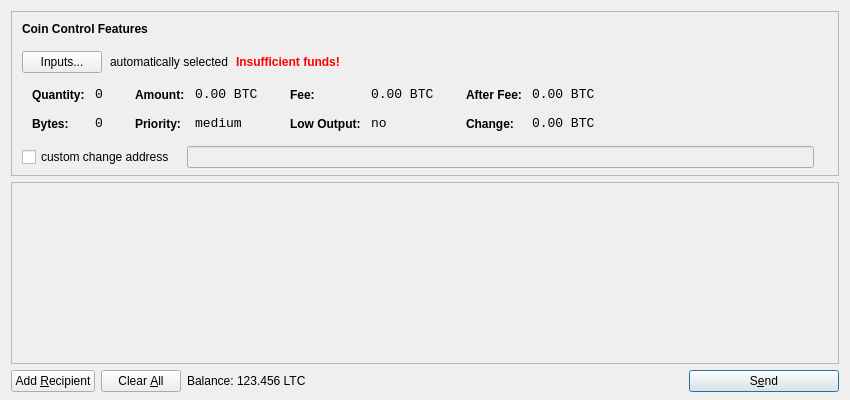
Old version of the form src/qt/forms/sendcoinsdialog.ui in the repository tos-project/TOSC.
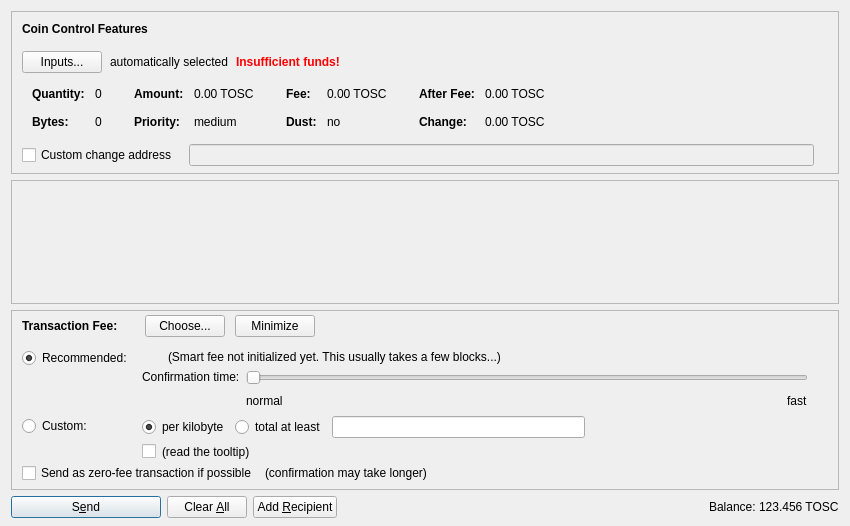
New version of the form. Icons and pictures are not drawn. Custom widgets are drawn as their Qt base class.

Diff of the .ui file:
```diff
--- a/src/qt/forms/sendcoinsdialog.ui
+++ b/src/qt/forms/sendcoinsdialog.ui
@@ -7,13 +7,13 @@
     <x>0</x>
     <y>0</y>
     <width>850</width>
-    <height>400</height>
+    <height>526</height>
    </rect>
   </property>
   <property name="windowTitle">
    <string>Send Coins</string>
   </property>
-  <layout class="QVBoxLayout" name="verticalLayout" stretch="0,1,0">
+  <layout class="QVBoxLayout" name="verticalLayout" stretch="0,1,0,0">
    <property name="bottomMargin">
     <number>8</number>
    </property>
@@ -39,7 +39,7 @@
      </property>
      <layout class="QVBoxLayout" name="verticalLayoutCoinControl2">
       <property name="spacing">
-       <number>-1</number>
+       <number>0</number>
       </property>
       <property name="leftMargin">
        <number>0</number>
@@ -206,8 +206,11 @@
                </property>
                <item row="0" column="0">
                 <widget class="QLabel" name="labelCoinControlQuantityText">
-                 <property name="styleSheet">
-                  <string notr="true">font-weight:bold;</string>
+                 <property name="font">
+                  <font>
+                   <weight>75</weight>
+                   <bold>true</bold>
+                  </font>
                  </property>
                  <property name="text">
                   <string>Quantity:</string>
@@ -219,12 +222,6 @@
                </item>
                <item row="0" column="1">
                 <widget class="QLabel" name="labelCoinControlQuantity">
-                 <property name="font">
-                  <font>
-                   <family>Monospace</family>
-                   <pointsize>10</pointsize>
-                  </font>
-                 </property>
                  <property name="cursor">
                   <cursorShape>IBeamCursor</cursorShape>
                  </property>
@@ -244,8 +241,11 @@
                </item>
                <item row="1" column="0">
                 <widget class="QLabel" name="labelCoinControlBytesText">
-                 <property name="styleSheet">
-                  <string notr="true">font-weight:bold;</string>
+                 <property name="font">
+                  <font>
+                   <weight>75</weight>
+                   <bold>true</bold>
+                  </font>
                  </property>
                  <property name="text">
                   <string>Bytes:</string>
@@ -254,12 +254,6 @@
                </item>
                <item row="1" column="1">
                 <widget class="QLabel" name="labelCoinControlBytes">
-                 <property name="font">
-                  <font>
-                   <family>Monospace</family>
-                   <pointsize>10</pointsize>
-                  </font>
-                 </property>
                  <property name="cursor">
                   <cursorShape>IBeamCursor</cursorShape>
                  </property>
@@ -295,8 +289,11 @@
                </property>
                <item row="0" column="0">
                 <widget class="QLabel" name="labelCoinControlAmountText">
-                 <property name="styleSheet">
-                  <string notr="true">font-weight:bold;</string>
+                 <property name="font">
+                  <font>
+                   <weight>75</weight>
+                   <bold>true</bold>
+                  </font>
                  </property>
                  <property name="text">
                   <string>Amount:</string>
@@ -308,12 +305,6 @@
                </item>
                <item row="0" column="1">
                 <widget class="QLabel" name="labelCoinControlAmount">
-                 <property name="font">
-                  <font>
-                   <family>Monospace</family>
-                   <pointsize>10</pointsize>
-                  </font>
-                 </property>
                  <property name="cursor">
                   <cursorShape>IBeamCursor</cursorShape>
                  </property>
@@ -321,7 +312,7 @@
                   <enum>Qt::ActionsContextMenu</enum>
                  </property>
                  <property name="text">
-                  <string notr="true">0.00 BTC</string>
+                  <string notr="true">0.00 TOSC</string>
                  </property>
                  <property name="textInteractionFlags">
                   <set>Qt::LinksAccessibleByMouse|Qt::TextSelectableByKeyboard|Qt::TextSelectableByMouse</set>
@@ -330,8 +321,11 @@
                </item>
                <item row="1" column="0">
                 <widget class="QLabel" name="labelCoinControlPriorityText">
-                 <property name="styleSheet">
-                  <string notr="true">font-weight:bold;</string>
+                 <property name="font">
+                  <font>
+                   <weight>75</weight>
+                   <bold>true</bold>
+                  </font>
                  </property>
                  <property name="text">
                   <string>Priority:</string>
@@ -340,12 +334,6 @@
                </item>
                <item row="1" column="1">
                 <widget class="QLabel" name="labelCoinControlPriority">
-                 <property name="font">
-                  <font>
-                   <family>Monospace</family>
-                   <pointsize>10</pointsize>
-                  </font>
-                 </property>
                  <property name="cursor">
                   <cursorShape>IBeamCursor</cursorShape>
                  </property>
@@ -381,8 +369,11 @@
                </property>
                <item row="0" column="0">
                 <widget class="QLabel" name="labelCoinControlFeeText">
-                 <property name="styleSheet">
-                  <string notr="true">font-weight:bold;</string>
+                 <property name="font">
+                  <font>
+                   <weight>75</weight>
+                   <bold>true</bold>
+                  </font>
                  </property>
                  <property name="text">
                   <string>Fee:</string>
@@ -394,12 +385,6 @@
                </item>
                <item row="0" column="1">
                 <widget class="QLabel" name="labelCoinControlFee">
-                 <property name="font">
-                  <font>
-                   <family>Monospace</family>
-                   <pointsize>10</pointsize>
-                  </font>
-                 </property>
                  <property name="cursor">
                   <cursorShape>IBeamCursor</cursorShape>
                  </property>
@@ -407,7 +392,7 @@
                   <enum>Qt::ActionsContextMenu</enum>
                  </property>
                  <property name="text">
-                  <string notr="true">0.00 BTC</string>
+                  <string notr="true">0.00 TOSC</string>
                  </property>
                  <property name="textInteractionFlags">
                   <set>Qt::LinksAccessibleByMouse|Qt::TextSelectableByKeyboard|Qt::TextSelectableByMouse</set>
@@ -416,22 +401,19 @@
                </item>
                <item row="1" column="0">
                 <widget class="QLabel" name="labelCoinControlLowOutputText">
-                 <property name="styleSheet">
-                  <string notr="true">font-weight:bold;</string>
+                 <property name="font">
+                  <font>
+                   <weight>75</weight>
+                   <bold>true</bold>
+                  </font>
                  </property>
                  <property name="text">
-                  <string>Low Output:</string>
+                  <string>Dust:</string>
                  </property>
                 </widget>
                </item>
                <item row="1" column="1">
                 <widget class="QLabel" name="labelCoinControlLowOutput">
-                 <property name="font">
-                  <font>
-                   <family>Monospace</family>
-                   <pointsize>10</pointsize>
-                  </font>
-                 </property>
                  <property name="cursor">
                   <cursorShape>IBeamCursor</cursorShape>
                  </property>
@@ -467,8 +449,11 @@
                </property>
                <item row="0" column="0">
                 <widget class="QLabel" name="labelCoinControlAfterFeeText">
-                 <property name="styleSheet">
-                  <string notr="true">font-weight:bold;</string>
+                 <property name="font">
+                  <font>
+                   <weight>75</weight>
+                   <bold>true</bold>
+                  </font>
                  </property>
                  <property name="text">
                   <string>After Fee:</string>
@@ -480,12 +465,6 @@
                </item>
                <item row="0" column="1">
                 <widget class="QLabel" name="labelCoinControlAfterFee">
-                 <property name="font">
-                  <font>
-                   <family>Monospace</family>
-                   <pointsize>10</pointsize>
-                  </font>
-                 </property>
                  <property name="cursor">
                   <cursorShape>IBeamCursor</cursorShape>
                  </property>
@@ -493,7 +472,7 @@
                   <enum>Qt::ActionsContextMenu</enum>
                  </property>
                  <property name="text">
-                  <string notr="true">0.00 BTC</string>
+                  <string notr="true">0.00 TOSC</string>
                  </property>
                  <property name="textInteractionFlags">
                   <set>Qt::LinksAccessibleByMouse|Qt::TextSelectableByKeyboard|Qt::TextSelectableByMouse</set>
@@ -502,8 +481,11 @@
                </item>
                <item row="1" column="0">
                 <widget class="QLabel" name="labelCoinControlChangeText">
-                 <property name="styleSheet">
-                  <string notr="true">font-weight:bold;</string>
+                 <property name="font">
+                  <font>
+                   <weight>75</weight>
+                   <bold>true</bold>
+                  </font>
                  </property>
                  <property name="text">
                   <string>Change:</string>
@@ -512,12 +494,6 @@
                </item>
                <item row="1" column="1">
                 <widget class="QLabel" name="labelCoinControlChange">
-                 <property name="font">
-                  <font>
-                   <family>Monospace</family>
-                   <pointsize>10</pointsize>
-                  </font>
-                 </property>
                  <property name="cursor">
                   <cursorShape>IBeamCursor</cursorShape>
                  </property>
@@ -525,7 +501,7 @@
                   <enum>Qt::ActionsContextMenu</enum>
                  </property>
                  <property name="text">
-                  <string notr="true">0.00 BTC</string>
+                  <string notr="true">0.00 TOSC</string>
                  </property>
                  <property name="textInteractionFlags">
                   <set>Qt::LinksAccessibleByMouse|Qt::TextSelectableByKeyboard|Qt::TextSelectableByMouse</set>
@@ -556,7 +532,7 @@
           <item>
            <widget class="QCheckBox" name="checkBoxCoinControlChange">
             <property name="text">
-             <string>custom change address</string>
+             <string>Custom change address</string>
             </property>
            </widget>
           </item>
@@ -626,11 +602,20 @@
         <x>0</x>
         <y>0</y>
         <width>830</width>
-        <height>165</height>
+        <height>68</height>
        </rect>
       </property>
-      <layout class="QVBoxLayout" name="verticalLayout_2">
-       <property name="margin">
+      <layout class="QVBoxLayout" name="verticalLayout_2" stretch="0,1">
+       <property name="leftMargin">
+        <number>0</number>
+       </property>
+       <property name="topMargin">
+        <number>0</number>
+       </property>
+       <property name="rightMargin">
+        <number>0</number>
+       </property>
+       <property name="bottomMargin">
         <number>0</number>
        </property>
        <item>
@@ -657,15 +642,605 @@
      </widget>
     </widget>
    </item>
+   <item>
+    <widget class="QFrame" name="frameFee">
+     <property name="sizePolicy">
+      <sizepolicy hsizetype="Expanding" vsizetype="Expanding">
+       <horstretch>0</horstretch>
+       <verstretch>0</verstretch>
+      </sizepolicy>
+     </property>
+     <property name="maximumSize">
+      <size>
+       <width>16777215</width>
+       <height>16777215</height>
+      </size>
+     </property>
+     <property name="frameShape">
+      <enum>QFrame::StyledPanel</enum>
+     </property>
+     <property name="frameShadow">
+      <enum>QFrame::Sunken</enum>
+     </property>
+     <layout class="QVBoxLayout" name="verticalLayoutFee1">
+      <property name="spacing">
+       <number>0</number>
+      </property>
+      <property name="leftMargin">
+       <number>0</number>
+      </property>
+      <property name="topMargin">
+       <number>0</number>
+      </property>
+      <property name="rightMargin">
+       <number>0</number>
+      </property>
+      <property name="bottomMargin">
+       <number>0</number>
+      </property>
+      <item>
+       <layout class="QVBoxLayout" name="verticalLayoutFee2" stretch="0,0,0">
+        <property name="spacing">
+         <number>0</number>
+        </property>
+        <property name="leftMargin">
+         <number>10</number>
+        </property>
+        <property name="topMargin">
+         <number>0</number>
+        </property>
+        <item>
+         <layout class="QHBoxLayout" name="horizontalLayoutFee1">
+          <property name="bottomMargin">
+           <number>0</number>
+          </property>
+          <item>
+           <layout class="QVBoxLayout" name="verticalLayoutFee7">
+            <property name="spacing">
+             <number>0</number>
+            </property>
+            <item>
+             <spacer name="verticalSpacerSmartFee">
+              <property name="orientation">
+               <enum>Qt::Vertical</enum>
+              </property>
+              <property name="sizeType">
+               <enum>QSizePolicy::Fixed</enum>
+              </property>
+              <property name="sizeHint" stdset="0">
+               <size>
+                <width>1</width>
+                <height>4</height>
+               </size>
+              </property>
+             </spacer>
+            </item>
+            <item>
+             <layout class="QHBoxLayout" name="horizontalLayoutSmartFee">
+              <property name="spacing">
+               <number>10</number>
+              </property>
+              <item>
+               <widget class="QLabel" name="labelFeeHeadline">
+                <property name="sizePolicy">
+                 <sizepolicy hsizetype="Preferred" vsizetype="Maximum">
+                  <horstretch>0</horstretch>
+                  <verstretch>0</verstretch>
+                 </sizepolicy>
+                </property>
+                <property name="font">
+                 <font>
+                  <weight>75</weight>
+                  <bold>true</bold>
+                 </font>
+                </property>
+                <property name="styleSheet">
+                 <string notr="true">font-weight:bold;</string>
+                </property>
+                <property name="text">
+                 <string>Transaction Fee:</string>
+                </property>
+               </widget>
+              </item>
+              <item>
+               <widget class="QLabel" name="labelFeeMinimized">
+                <property name="text">
+                 <string/>
+                </property>
+               </widget>
+              </item>
+              <item>
+               <widget class="QPushButton" name="buttonChooseFee">
+                <property name="text">
+                 <string>Choose...</string>
+                </property>
+               </widget>
+              </item>
+              <item>
+               <widget class="QPushButton" name="buttonMinimizeFee">
+                <property name="toolTip">
+                 <string>collapse fee-settings</string>
+                </property>
+                <property name="text">
+                 <string>Minimize</string>
+                </property>
+               </widget>
+              </item>
+             </layout>
+            </item>
+            <item>
+             <spacer name="verticalSpacer_5">
+              <property name="orientation">
+               <enum>Qt::Vertical</enum>
+              </property>
+              <property name="sizeHint" stdset="0">
+               <size>
+                <width>1</width>
+                <height>1</height>
+               </size>
+              </property>
+             </spacer>
+            </item>
+           </layout>
+          </item>
+          <item>
+           <spacer name="horizontalSpacer_4">
+            <property name="orientation">
+             <enum>Qt::Horizontal</enum>
+            </property>
+            <property name="sizeHint" stdset="0">
+             <size>
+              <width>40</width>
+              <height>20</height>
+             </size>
+            </property>
+           </spacer>
+          </item>
+         </layout>
+        </item>
+        <item>
+         <widget class="QFrame" name="frameFeeSelection">
+          <layout class="QVBoxLayout" name="verticalLayoutFee12">
+           <property name="spacing">
+            <number>0</number>
+           </property>
+           <property name="leftMargin">
+            <number>0</number>
+           </property>
+           <property name="topMargin">
+            <number>0</number>
+           </property>
+           <property name="rightMargin">
+            <number>0</number>
+           </property>
+           <property name="bottomMargin">
+            <number>0</number>
+           </property>
+           <item>
+            <layout class="QGridLayout" name="gridLayoutFee">
+             <property name="topMargin">
+              <number>10</number>
+             </property>
+             <property name="bottomMargin">
+              <number>4</number>
+             </property>
+             <property name="horizontalSpacing">
+              <number>10</number>
+             </property>
+             <property name="verticalSpacing">
+              <number>4</number>
+             </property>
+             <item row="1" column="1">
+              <layout class="QVBoxLayout" name="verticalLayoutFee8">
+               <property name="spacing">
+                <number>6</number>
+               </property>
+               <item>
+                <layout class="QHBoxLayout" name="horizontalLayoutFee13">
+                 <item>
+                  <widget class="QRadioButton" name="radioCustomPerKilobyte">
+                   <property name="toolTip">
+                    <string>If the custom fee is set to 1000 satoshis and the transaction is only 250 bytes, then &quot;per kilobyte&quot; only pays 250 satoshis in fee, while &quot;at least&quot; pays 1000 satoshis. For transactions bigger than a kilobyte both pay by kilobyte.</string>
+                   </property>
+                   <property name="text">
+                    <string>per kilobyte</string>
+                   </property>
+                   <property name="checked">
+                    <bool>true</bool>
+                   </property>
+                   <attribute name="buttonGroup">
+                    <string notr="true">groupCustomFee</string>
+                   </attribute>
+                  </widget>
+                 </item>
+                 <item>
+                  <widget class="QRadioButton" name="radioCustomAtLeast">
+                   <property name="toolTip">
+                    <string>If the custom fee is set to 1000 satoshis and the transaction is only 250 bytes, then &quot;per kilobyte&quot; only pays 250 satoshis in fee, while &quot;total at least&quot; pays 1000 satoshis. For transactions bigger than a kilobyte both pay by kilobyte.</string>
+                   </property>
+                   <property name="text">
+                    <string>total at least</string>
+                   </property>
+                   <attribute name="buttonGroup">
+                    <string notr="true">groupCustomFee</string>
+                   </attribute>
+                  </widget>
+                 </item>
+                 <item>
+                  <widget class="BitcoinAmountField" name="customFee"/>
+                 </item>
+                 <item>
+                  <spacer name="horizontalSpacer_6">
+                   <property name="orientation">
+                    <enum>Qt::Horizontal</enum>
+                   </property>
+                   <property name="sizeHint" stdset="0">
+                    <size>
+                     <width>1</width>
+                     <height>1</height>
+                    </size>
+                   </property>
+                  </spacer>
+                 </item>
+                </layout>
+               </item>
+               <item>
+                <layout class="QHBoxLayout" name="horizontalLayoutFee8">
+                 <item>
+                  <widget class="QCheckBox" name="checkBoxMinimumFee">
+                   <property name="toolTip">
+                    <string>Paying only the minimum fee is just fine as long as there is less transaction volume than space in the blocks. But be aware that this can end up in a never confirming transaction once there is more demand for tosc transactions than the network can process.</string>
+                   </property>
+                   <property name="text">
+                    <string/>
+                   </property>
+                  </widget>
+                 </item>
+                 <item>
+                  <widget class="QLabel" name="labelMinFeeWarning">
+                   <property name="enabled">
+                    <bool>true</bool>
+                   </property>
+                   <property name="toolTip">
+                    <string>Paying only the minimum fee is just fine as long as there is less transaction volume than space in the blocks. But be aware that this can end up in a never confirming transaction once there is more demand for tosc transactions than the network can process.</string>
+                   </property>
+                   <property name="text">
+                    <string>(read the tooltip)</string>
+                   </property>
+                   <property name="margin">
+                    <number>5</number>
+                   </property>
+                  </widget>
+                 </item>
+                 <item>
+                  <spacer name="horizontalSpacer_2">
+                   <property name="orientation">
+                    <enum>Qt::Horizontal</enum>
+                   </property>
+                   <property name="sizeHint" stdset="0">
+                    <size>
+                     <width>1</width>
+                     <height>1</height>
+                    </size>
+                   </property>
+                  </spacer>
+                 </item>
+                </layout>
+               </item>
+              </layout>
+             </item>
+             <item row="0" column="0">
+              <layout class="QVBoxLayout" name="verticalLayoutFee4" stretch="0,1">
+               <item>
+                <widget class="QRadioButton" name="radioSmartFee">
+                 <property name="text">
+                  <string>Recommended:</string>
+                 </property>
+                 <property name="checked">
+                  <bool>true</bool>
+                 </property>
+                 <attribute name="buttonGroup">
+                  <string notr="true">groupFee</string>
+                 </attribute>
+                </widget>
+               </item>
+               <item>
+                <spacer name="verticalSpacer_2">
+                 <property name="orientation">
+                  <enum>Qt::Vertical</enum>
+                 </property>
+                 <property name="sizeHint" stdset="0">
+                  <size>
+                   <width>1</width>
+                   <height>1</height>
+                  </size>
+                 </property>
+                </spacer>
+               </item>
+              </layout>
+             </item>
+             <item row="1" column="0">
+              <layout class="QVBoxLayout" name="verticalLayoutFee9" stretch="0,1">
+               <item>
+                <widget class="QRadioButton" name="radioCustomFee">
+                 <property name="text">
+                  <string>Custom:</string>
+                 </property>
+                 <attribute name="buttonGroup">
+                  <string notr="true">groupFee</string>
+                 </attribute>
+                </widget>
+               </item>
+               <item>
+                <spacer name="verticalSpacer_6">
+                 <property name="orientation">
+                  <enum>Qt::Vertical</enum>
+                 </property>
+                 <property name="sizeHint" stdset="0">
+                  <size>
+                   <width>1</width>
+                   <height>1</height>
+                  </size>
+                 </property>
+                </spacer>
+               </item>
+              </layout>
+             </item>
+             <item row="0" column="1">
+              <layout class="QVBoxLayout" name="verticalLayoutFee3" stretch="0,0,1">
+               <property name="spacing">
+                <number>6</number>
+               </property>
+               <property name="topMargin">
+                <number>2</number>
+               </property>
+               <item>
+                <layout class="QHBoxLayout" name="horizontalLayoutFee12">
+                 <item>
+                  <widget class="QLabel" name="labelSmartFee">
+                   <property name="text">
+                    <string/>
+                   </property>
+                   <property name="margin">
+                    <number>2</number>
+                   </property>
+                  </widget>
+                 </item>
+                 <item>
+                  <widget class="QLabel" name="labelFeeEstimation">
+                   <property name="text">
+                    <string/>
+                   </property>
+                  </widget>
+                 </item>
+                 <item>
+                  <widget class="QLabel" name="labelSmartFee2">
+                   <property name="text">
+                    <string>(Smart fee not initialized yet. This usually takes a few blocks...)</string>
+                   </property>
+                   <property name="margin">
+                    <number>2</number>
+                   </property>
+                  </widget>
+                 </item>
+                 <item>
+                  <spacer name="horizontalSpacer_5">
+                   <property name="orientation">
+                    <enum>Qt::Horizontal</enum>
+                   </property>
+                   <property name="sizeHint" stdset="0">
+                    <size>
+                     <width>1</width>
+                     <height>1</height>
+                    </size>
+                   </property>
+                  </spacer>
+                 </item>
+                </layout>
+               </item>
+               <item>
+                <layout class="QHBoxLayout" name="horizontalLayoutFee9">
+                 <item>
+                  <layout class="QVBoxLayout" name="verticalLayoutFee6">
+                   <item>
+                    <widget class="QLabel" name="labelSmartFee3">
+                     <property name="text">
+                      <string>Confirmation time:</string>
+                     </property>
+                     <property name="margin">
+                      <number>2</number>
+                     </property>
+                    </widget>
+                   </item>
+                   <item>
+                    <spacer name="verticalSpacer_3">
+                     <property name="orientation">
+                      <enum>Qt::Vertical</enum>
+                     </property>
+                     <property name="sizeHint" stdset="0">
+                      <size>
+                       <width>1</width>
+                       <height>1</height>
+                      </size>
+                     </property>
+                    </spacer>
+                   </item>
+                  </layout>
+                 </item>
+                 <item>
+                  <layout class="QVBoxLayout" name="verticalLayoutFee5">
+                   <property name="rightMargin">
+                    <number>30</number>
+                   </property>
+                   <item>
+                    <widget class="QSlider" name="sliderSmartFee">
+                     <property name="minimum">
+                      <number>0</number>
+                     </property>
+                     <property name="maximum">
+                      <number>24</number>
+                     </property>
+                     <property name="pageStep">
+                      <number>1</number>
+                     </property>
+                     <property name="value">
+                      <number>0</number>
+                     </property>
+                     <property name="orientation">
+                      <enum>Qt::Horizontal</enum>
+                     </property>
+                     <property name="invertedAppearance">
+                      <bool>false</bool>
+                     </property>
+                     <property name="invertedControls">
+                      <bool>false</bool>
+                     </property>
+                     <property name="tickPosition">
+                      <enum>QSlider::NoTicks</enum>
+                     </property>
+                    </widget>
+                   </item>
+                   <item>
+                    <layout class="QHBoxLayout" name="horizontalLayoutFee10">
+                     <item>
+                      <widget class="QLabel" name="labelSmartFeeNormal">
+                       <property name="text">
+                        <string>normal</string>
+                       </property>
+                      </widget>
+                     </item>
+                     <item>
+                      <spacer name="horizontalSpacer_3">
+                       <property name="orientation">
+                        <enum>Qt::Horizontal</enum>
+                       </property>
+                       <property name="sizeHint" stdset="0">
+                        <size>
+                         <width>40</width>
+                         <height>20</height>
+                        </size>
+                       </property>
+                      </spacer>
+                     </item>
+                     <item>
+                      <widget class="QLabel" name="labelSmartFeeFast">
+                       <property name="text">
+                        <string>fast</string>
+                       </property>
+                      </widget>
+                     </item>
+                    </layout>
+                   </item>
+                  </layout>
+                 </item>
+                </layout>
+               </item>
+               <item>
+                <spacer name="verticalSpacer_4">
+                 <property name="orientation">
+                  <enum>Qt::Vertical</enum>
+                 </property>
+                 <property name="sizeHint" stdset="0">
+                  <size>
+                   <width>1</width>
+                   <height>1</height>
+                  </size>
+                 </property>
+                </spacer>
+               </item>
+              </layout>
+             </item>
+            </layout>
+           </item>
+           <item>
+            <layout class="QHBoxLayout" name="horizontalLayoutFee5" stretch="0,0,0">
+             <property name="spacing">
+              <number>8</number>
+             </property>
+             <property name="bottomMargin">
+              <number>4</number>
+             </property>
+             <item>
+              <widget class="QCheckBox" name="checkBoxFreeTx">
+               <property name="text">
+                <string>Send as zero-fee transaction if possible</string>
+               </property>
+              </widget>
+             </item>
+             <item>
+              <widget class="QLabel" name="labelFreeTx">
+               <property name="text">
+                <string>(confirmation may take longer)</string>
+               </property>
+               <property name="margin">
+                <number>5</number>
+               </property>
+              </widget>
+             </item>
+             <item>
+              <spacer name="horizontalSpacerFee5">
+               <property name="orientation">
+                <enum>Qt::Horizontal</enum>
+               </property>
+               <property name="sizeHint" stdset="0">
+                <size>
+                 <width>1</width>
+                 <height>1</height>
+                </size>
+               </property>
+              </spacer>
+             </item>
+            </layout>
+           </item>
+           <item>
+            <spacer name="verticalSpacerFee2">
+             <property name="orientation">
+              <enum>Qt::Vertical</enum>
+             </property>
+             <property name="sizeHint" stdset="0">
+              <size>
+               <width>1</width>
+               <height>1</height>
+              </size>
+             </property>
+            </spacer>
+           </item>
+          </layout>
+         </widget>
+        </item>
+        <item>
+         <spacer name="verticalSpacerFee">
+          <property name="orientation">
+           <enum>Qt::Vertical</enum>
+          </property>
+          <property name="sizeHint" stdset="0">
+           <size>
+            <width>800</width>
+            <height>1</height>
+           </size>
+          </property>
+         </spacer>
+        </item>
+       </layout>
+      </item>
+     </layout>
+    </widget>
+   </item>
    <item>
     <layout class="QHBoxLayout" name="horizontalLayout">
      <item>
-      <widget class="QPushButton" name="addButton">
+      <widget class="QPushButton" name="sendButton">
+       <property name="minimumSize">
+        <size>
+         <width>150</width>
+         <height>0</height>
+        </size>
+       </property>
        <property name="toolTip">
         <string>Send to multiple recipients at once</string>
        </property>
        <property name="text">
-        <string>Add &amp;Recipient</string>
+        <string>S&amp;end</string>
        </property>
        <property name="icon">
         <iconset resource="../bitcoin.qrc">
@@ -674,6 +1249,9 @@
        <property name="autoDefault">
         <bool>false</bool>
        </property>
+       <property name="default">
+        <bool>true</bool>
+       </property>
       </widget>
      </item>
      <item>
@@ -697,11 +1275,38 @@
        <property name="autoRepeatDelay">
         <number>300</number>
        </property>
+      </widget>
+     </item>
+     <item>
+      <widget class="QPushButton" name="addButton">
+       <property name="toolTip">
+        <string>Send to multiple recipients at once</string>
+       </property>
+       <property name="text">
+        <string>Add &amp;Recipient</string>
+       </property>
+       <property name="icon">
+        <iconset resource="../bitcoin.qrc">
+         <normaloff>:/icons/add</normaloff>:/icons/add</iconset>
+       </property>
        <property name="autoDefault">
         <bool>false</bool>
        </property>
       </widget>
      </item>
+     <item>
+      <spacer name="horizontalSpacer">
+       <property name="orientation">
+        <enum>Qt::Horizontal</enum>
+       </property>
+       <property name="sizeHint" stdset="0">
+        <size>
+         <width>40</width>
+         <height>20</height>
+        </size>
+       </property>
+      </spacer>
+     </item>
      <item>
       <layout class="QHBoxLayout" name="horizontalLayout_2">
        <property name="spacing">
@@ -709,6 +1314,12 @@
        </property>
        <item>
         <widget class="QLabel" name="label">
+         <property name="sizePolicy">
+          <sizepolicy hsizetype="Preferred" vsizetype="Fixed">
+           <horstretch>0</horstretch>
+           <verstretch>0</verstretch>
+          </sizepolicy>
+         </property>
          <property name="text">
           <string>Balance:</string>
          </property>
@@ -716,11 +1327,17 @@
        </item>
        <item>
         <widget class="QLabel" name="labelBalance">
+         <property name="sizePolicy">
+          <sizepolicy hsizetype="Preferred" vsizetype="Fixed">
+           <horstretch>0</horstretch>
+           <verstretch>0</verstretch>
+          </sizepolicy>
+         </property>
          <property name="cursor">
           <cursorShape>IBeamCursor</cursorShape>
          </property>
          <property name="text">
-          <string>123.456 LTC</string>
+          <string notr="true">123.456 TOSC</string>
          </property>
          <property name="textInteractionFlags">
           <set>Qt::LinksAccessibleByMouse|Qt::TextSelectableByKeyboard|Qt::TextSelectableByMouse</set>
@@ -729,46 +1346,23 @@
        </item>
       </layout>
      </item>
-     <item>
-      <spacer name="horizontalSpacer">
-       <property name="orientation">
-        <enum>Qt::Horizontal</enum>
-       </property>
-       <property name="sizeHint" stdset="0">
-        <size>
-         <width>40</width>
-         <height>20</height>
-        </size>
-       </property>
-      </spacer>
-     </item>
-     <item>
-      <widget class="QPushButton" name="sendButton">
-       <property name="minimumSize">
-        <size>
-         <width>150</width>
-         <height>0</height>
-        </size>
-       </property>
-       <property name="toolTip">
-        <string>Confirm the send action</string>
-       </property>
-       <property name="text">
-        <string>S&amp;end</string>
-       </property>
-       <property name="icon">
-        <iconset resource="../bitcoin.qrc">
-         <normaloff>:/icons/send</normaloff>:/icons/send</iconset>
-       </property>
-       <property name="default">
-        <bool>true</bool>
-       </property>
-      </widget>
-     </item>
     </layout>
    </item>
   </layout>
  </widget>
+ <customwidgets>
+  <customwidget>
+   <class>QValidatedLineEdit</class>
+   <extends>QLineEdit</extends>
+   <header>qvalidatedlineedit.h</header>
+  </customwidget>
+  <customwidget>
+   <class>BitcoinAmountField</class>
+   <extends>QLineEdit</extends>
+   <header>bitcoinamountfield.h</header>
+   <container>1</container>
+  </customwidget>
+ </customwidgets>
  <resources>
   <include location="../bitcoin.qrc"/>
  </resources>
```
Left out of the diff: 37 changed lines with no effect on the pictures.
